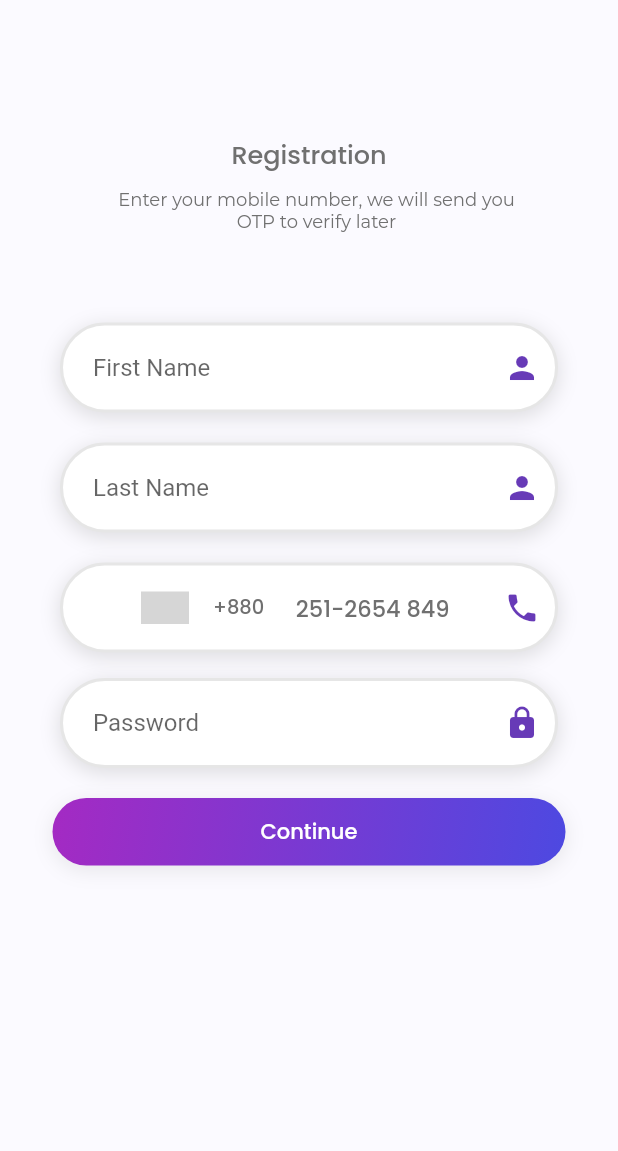
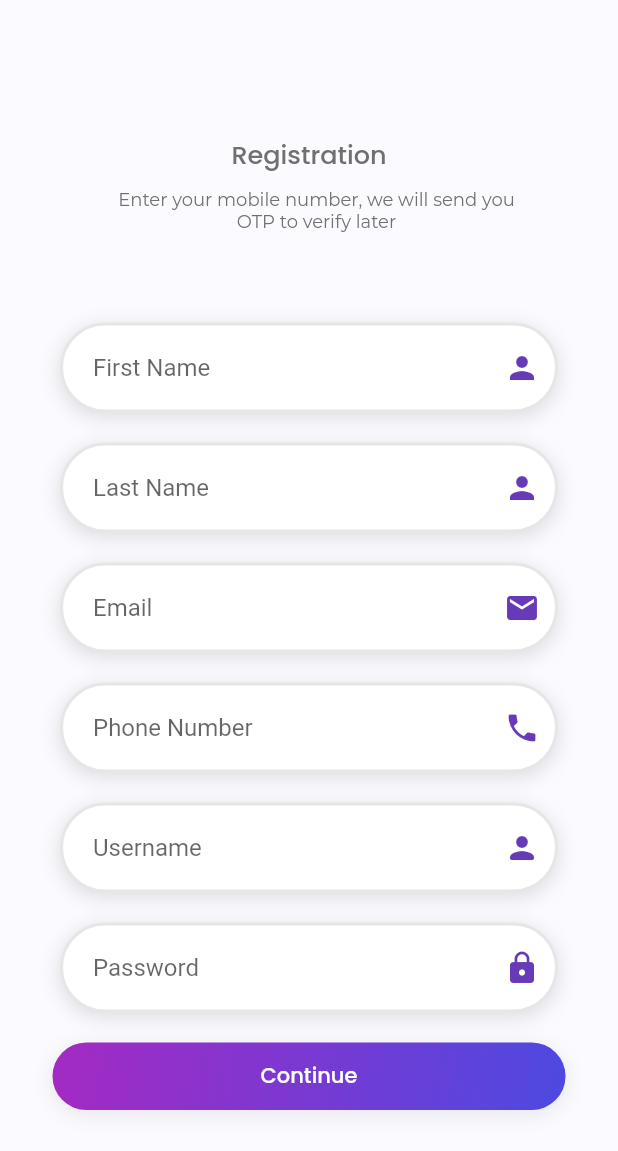
Before and after one commit to Akala200/fintech-app, a Flutter app: the StepOneScreen screen opened directly, on a phone screen of 412 x 824 dp. Shown: the top 1151 px of the screen. Run offline on Flutter 3.47's test engine with Material 2 defaults, Android fonts, the phone set to English and light mode, and no system bars; drawn by our look-alikes of country_code_picker; our stand-ins replace carousel_slider, curved_navigation_bar, get_it, pin_code_fields, shared_preferences; missing offline and left inert: bezier_chart, gradient_text; accounts and stored records are empty; grey boxes are pictures that could not be loaded.

Commit message:
registration added

```diff
--- a/lib/view/screens/step/step_one_screen.dart
+++ b/lib/view/screens/step/step_one_screen.dart
@@ -10,6 +10,24 @@ import 'package:euzzit/view/widgets/custom_app_bar.dart';
 import 'package:euzzit/view/widgets/edittext/custom_text_field.dart';
 
 class StepOneScreen extends StatelessWidget {
+
+  final _formKey = GlobalKey<FormState>();
+
+  var first_name;
+  var last_name;
+  var email;
+  var phone;
+  var username;
+  var password;
+  var password_confirm;
+
+  final TextEditingController _first_nameController = TextEditingController();
+  final TextEditingController _last_nameController = TextEditingController();
+  final TextEditingController _emailController = TextEditingController();
+  final TextEditingController _phoneController = TextEditingController();
+  final TextEditingController _usernameController = TextEditingController();
+  final TextEditingController _passwordController = TextEditingController();
+  final TextEditingController _password_confirmController = TextEditingController();
 
   @override
   Widget build(BuildContext context) {
@@ -70,9 +88,11 @@ class StepOneScreen extends StatelessWidget {
                       Expanded(
                         flex: 3,
                         child: TextField(
-                          obscureText: true,
-                          keyboardType: TextInputType.text,
-                          obscuringCharacter: "*",
+                          keyboardType: TextInputType.name,
+                          controller: _first_nameController,
+                          onChanged:(value) async {
+                            first_name = value;
+                          },
                           decoration: InputDecoration(
                             hintText: "First Name",
                             border: InputBorder.none,
@@ -111,7 +131,11 @@ class StepOneScreen extends StatelessWidget {
                       Expanded(
                         flex: 3,
                         child: TextField(
-                          keyboardType: TextInputType.text,
+                          keyboardType: TextInputType.name,
+                          controller: _last_nameController,
+                          onChanged:(value) async {
+                            last_name = value;
+                          },
                           decoration: InputDecoration(
                             hintText: "Last Name",
                             border: InputBorder.none,
@@ -147,29 +171,115 @@ class StepOneScreen extends StatelessWidget {
                   ),
                   child: Row(
                     children: [
-                      CountryCodePicker(
-                        onChanged: print,
-                        initialSelection: 'BD',
-                        favorite: ['+88', 'BD'],
-                        showCountryOnly: false,
-                        textStyle: poppinsRegular.copyWith(fontSize: 13,),
-                        showOnlyCountryWhenClosed: false,
-                        alignLeft: false,
-                      ),
                       Expanded(
                         flex: 3,
-                        child: CustomTextField(
-                          hintTxt: Strings.MOBILE_NUMBER,
-                          isPhoneNumber: true,
-                          textInputType: TextInputType.phone,
+                        child: TextField(
+                          keyboardType: TextInputType.emailAddress,
+                          controller: _emailController,
+                          onChanged:(value) async {
+                            email = value;
+                          },
+                          decoration: InputDecoration(
+                            hintText: "Email",
+                            border: InputBorder.none,
+                            focusedBorder: InputBorder.none,
                           ),
                         ),
-                      Icon(Icons.phone,color: Colors.deepPurple,),
+                      ),
+                      Icon(Icons.email,color: Colors.deepPurple,),
+//https://euzzitstaging.com.ng/api/v1/auth/register
                     ],
                   ),
                 ),
                 SizedBox(
-                  height: 17,
+                  height: 20,
+                ),
+                Container(
+                  width: double.infinity,
+                  height: 60,
+                  margin: EdgeInsets.only(right: 20, left: 20),
+                  padding: EdgeInsets.only(left: 20, right: 10),
+                  decoration: BoxDecoration(
+                      color: ColorResources.COLOR_WHITE,
+                      borderRadius: BorderRadius.all(Radius.circular(50)),
+                      boxShadow: [
+                        BoxShadow(
+                          color: Colors.grey.withOpacity(0.3),
+                          spreadRadius: 1,
+                          blurRadius: 10,
+                          offset: Offset(0, 3), // changes position of shadow
+                        ),
+                      ],
+                      border: Border.all(color: ColorResources.COLOR_WHITE_GRAY,width: 2)
+                  ),
+                  child: Row(
+                    children: [
+                      Expanded(
+                        flex: 3,
+                        child: TextField(
+                          keyboardType: TextInputType.phone,
+                          controller: _phoneController,
+                          onChanged:(value) async {
+                            phone = value;
+                          },
+                          decoration: InputDecoration(
+                            hintText: "Phone Number",
+                            border: InputBorder.none,
+                            focusedBorder: InputBorder.none,
+                          ),
+                        ),
+                      ),
+                      Icon(Icons.phone,color: Colors.deepPurple,),
+//https://euzzitstaging.com.ng/api/v1/auth/register
+                    ],
+                  ),
+                ),
+
+                SizedBox(
+                  height: 20,
+                ),
+                Container(
+                  width: double.infinity,
+                  height: 60,
+                  margin: EdgeInsets.only(right: 20, left: 20),
+                  padding: EdgeInsets.only(left: 20, right: 10),
+                  decoration: BoxDecoration(
+                      color: ColorResources.COLOR_WHITE,
+                      borderRadius: BorderRadius.all(Radius.circular(50)),
+                      boxShadow: [
+                        BoxShadow(
+                          color: Colors.grey.withOpacity(0.3),
+                          spreadRadius: 1,
+                          blurRadius: 10,
+                          offset: Offset(0, 3), // changes position of shadow
+                        ),
+                      ],
+                      border: Border.all(color: ColorResources.COLOR_WHITE_GRAY,width: 2)
+                  ),
+                  child: Row(
+                    children: [
+                      Expanded(
+                        flex: 3,
+                        child: TextField(
+                          keyboardType: TextInputType.text,
+                          controller: _usernameController,
+                          onChanged:(value) async {
+                            username = value;
+                          },
+                          decoration: InputDecoration(
+                            hintText: "Username",
+                            border: InputBorder.none,
+                            focusedBorder: InputBorder.none,
+                          ),
+                        ),
+                      ),
+                      Icon(Icons.person_rounded,color: Colors.deepPurple,),
+//https://euzzitstaging.com.ng/api/v1/auth/register
+                    ],
+                  ),
+                ),
+                SizedBox(
+                  height: 20,
                 ),
                 Container(
                   width: double.infinity,
@@ -196,6 +306,11 @@ class StepOneScreen extends StatelessWidget {
                         child: TextField(
                           obscureText: true,
                           obscuringCharacter: "*",
+                          keyboardType: TextInputType.visiblePassword,
+                          controller: _passwordController,
+                          onChanged:(value) async {
+                            password = value;
+                          },
                           decoration: InputDecoration(
                             hintText: "Password",
                             border: InputBorder.none,
--- a/pubspec.yaml
+++ b/pubspec.yaml
@@ -42,6 +42,9 @@ dependencies:
   pin_code_fields: ^5.1.0 # for Phone Verification
   gradient_text: ^1.0.2 # for Splash Gradient
   flutter_launcher_icons: ^0.8.1
+  http: 0.12.1
+
+
 
 dev_dependencies:
   flutter_test:
```
Also changed, not shown: lib/Network/auth.dart (added, +228 -0 lines), pubspec.lock, 1 other file. Lines whose indentation alone changed are shown as unchanged.
